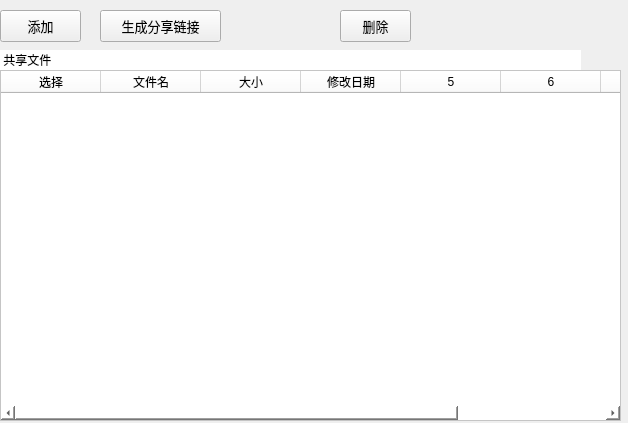
This is page_shared.ui in cloudfirst/bigFileTool as Qt 5 draws it before an edit. The edited form follows.
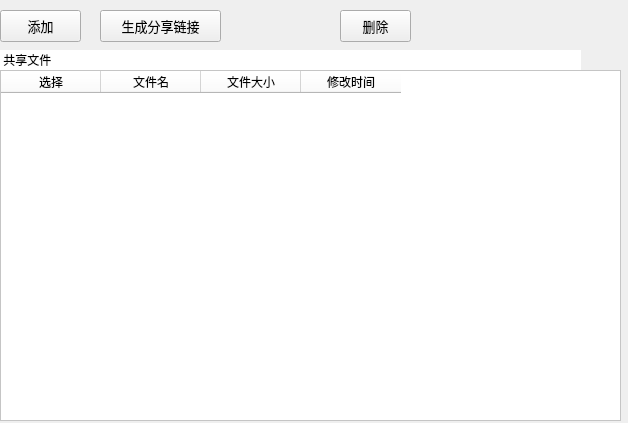
This is the edited form.

Patch:
```diff
--- a/page_shared.ui
+++ b/page_shared.ui
@@ -55,17 +55,12 @@
     <number>0</number>
    </property>
    <property name="columnCount">
-    <number>8</number>
+    <number>4</number>
    </property>
    <column>
     <property name="text">
      <string>选择</string>
     </property>
-    <property name="font">
-     <font>
-      <family>Microsoft YaHei</family>
-     </font>
-    </property>
     <property name="background">
      <color>
       <red>218</red>
@@ -78,11 +73,6 @@
     <property name="text">
      <string>文件名</string>
     </property>
-    <property name="font">
-     <font>
-      <family>Microsoft YaHei</family>
-     </font>
-    </property>
     <property name="background">
      <color>
       <red>218</red>
@@ -93,13 +83,8 @@
    </column>
    <column>
     <property name="text">
-     <string>大小</string>
+     <string>文件大小</string>
     </property>
-    <property name="font">
-     <font>
-      <family>Microsoft YaHei</family>
-     </font>
-    </property>
     <property name="background">
      <color>
       <red>218</red>
@@ -110,13 +95,8 @@
    </column>
    <column>
     <property name="text">
-     <string>修改日期</string>
+     <string>修改时间</string>
     </property>
-    <property name="font">
-     <font>
-      <family>Microsoft YaHei</family>
-     </font>
-    </property>
     <property name="background">
      <color>
       <red>218</red>
@@ -125,10 +105,6 @@
      </color>
     </property>
    </column>
-   <column/>
-   <column/>
-   <column/>
-   <column/>
   </widget>
   <widget class="QPushButton" name="bt_share_file">
    <property name="geometry">
```
